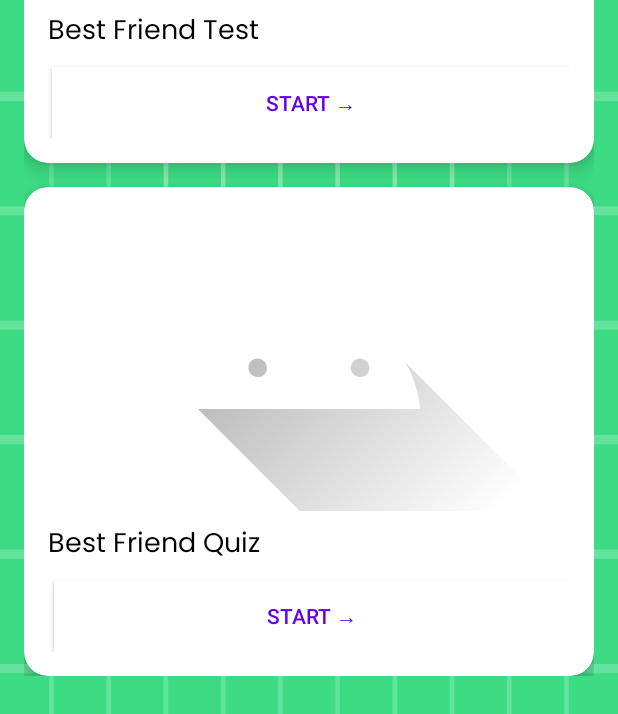
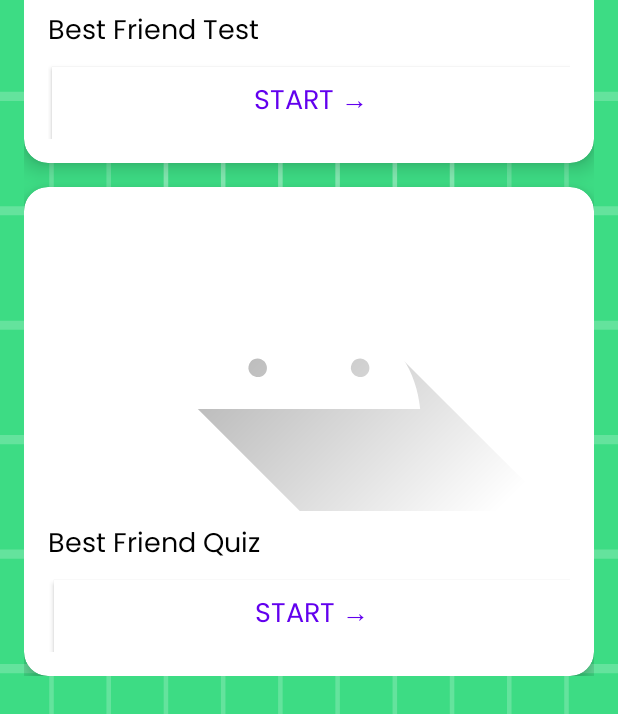
Before and after one commit to nahian00777/Mobile-App-Development-Project, an Android app built with Jetpack Compose: the layout activity_home_page.xml on its own in the app's theme, with its tools: preview values and no code run, on a phone screen of 412 x 824 dp. Shown: the part 350-1064 px from the top of the screen. Run offline under Robolectric (Android 15) with nearby library versions, the phone set to English and light mode, and no system bars.

Commit message:
minor fixing

```diff
--- a/app/src/main/res/layout/activity_home_page.xml
+++ b/app/src/main/res/layout/activity_home_page.xml
@@ -9,11 +9,16 @@
     <ScrollView
         android:layout_width="match_parent"
         android:layout_height="match_parent"
-        android:padding="16dp">
+        android:padding="16dp"
+        app:layout_constraintBottom_toBottomOf="parent"
+        app:layout_constraintEnd_toEndOf="parent"
+        app:layout_constraintHorizontal_bias="0.0"
+        app:layout_constraintStart_toStartOf="parent"
+        app:layout_constraintTop_toTopOf="parent">
 
         <LinearLayout
             android:layout_width="match_parent"
-            android:layout_height="wrap_content"
+            android:layout_height="match_parent"
             android:orientation="vertical">
 
             <!-- First Card -->
@@ -51,8 +56,10 @@
                         android:layout_gravity="end"
                         android:layout_marginTop="8dp"
                         android:background="@color/white"
+                        android:fontFamily="@font/poppins_regular"
                         android:text="Start →"
-                        android:textColor="@color/purple_500" />
+                        android:textColor="@color/purple_500"
+                        android:textSize="18sp" />
                 </LinearLayout>
             </androidx.cardview.widget.CardView>
 
@@ -90,8 +97,10 @@
                         android:layout_gravity="end"
                         android:layout_marginTop="8dp"
                         android:background="@color/white"
+                        android:fontFamily="@font/poppins_regular"
                         android:text="Start →"
-                        android:textColor="@color/purple_500" />
+                        android:textColor="@color/purple_500"
+                        android:textSize="18sp" />
                 </LinearLayout>
             </androidx.cardview.widget.CardView>
         </LinearLayout>
```
